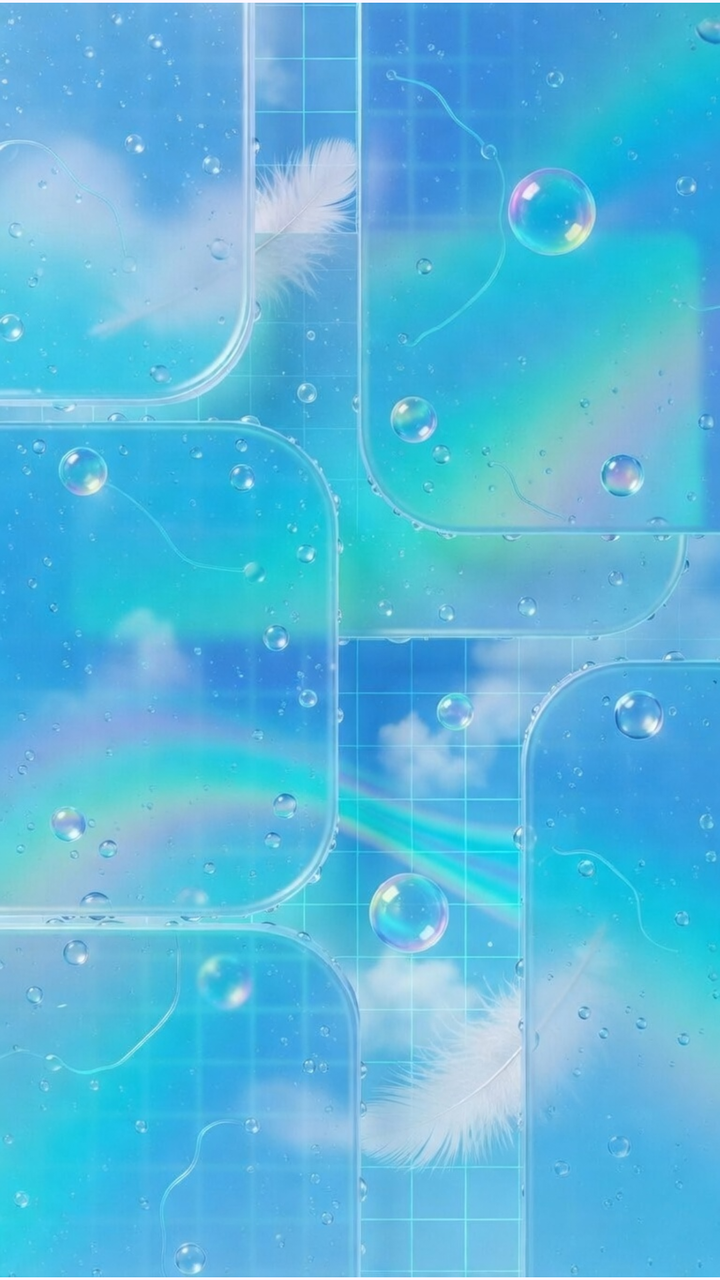
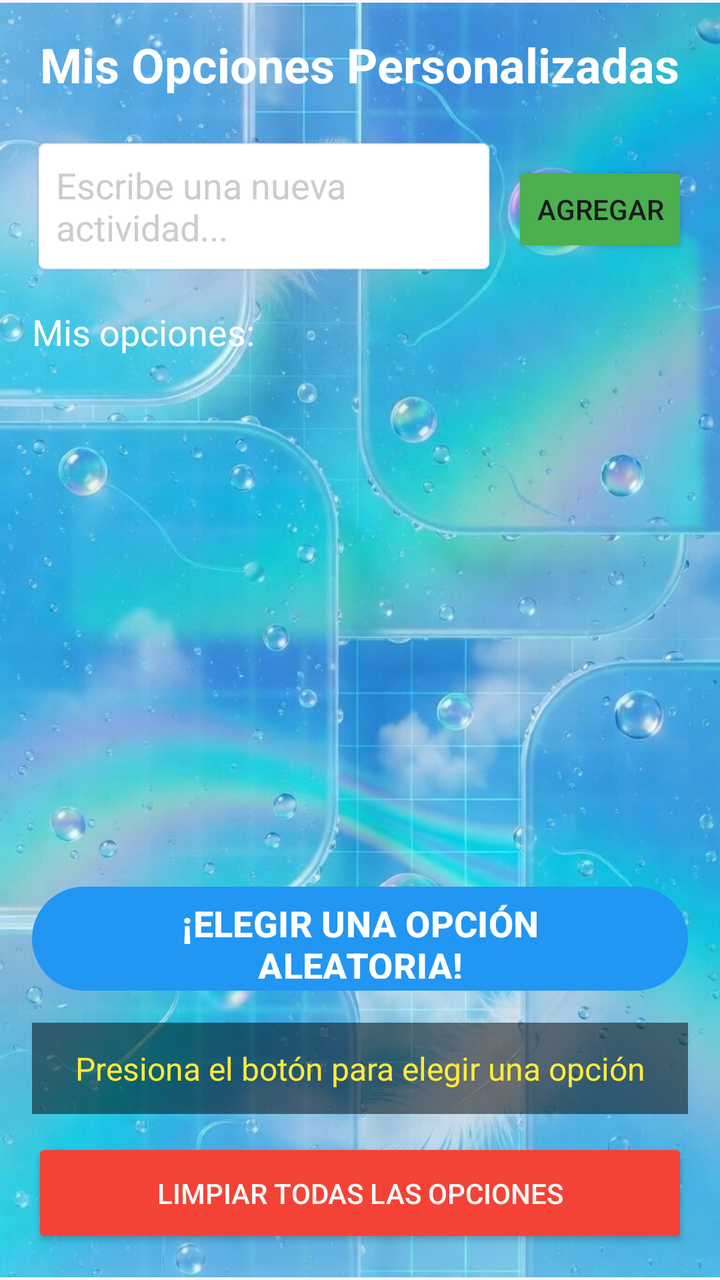

Before-and-after screenshots of an Android layout around one commit, followed by the original layout XML and the change that was made.
<!-- AndroidManifest.xml: application theme Theme.QueHacemosHoy -->
<!-- res/layout/activity_customiceoptions.xml -->
<?xml version="1.0" encoding="utf-8"?>
<androidx.constraintlayout.widget.ConstraintLayout xmlns:android="http://schemas.android.com/apk/res/android"
    xmlns:app="http://schemas.android.com/apk/res-auto"
    xmlns:tools="http://schemas.android.com/tools"
    android:id="@+id/main"
    android:layout_width="match_parent"
    android:layout_height="match_parent"
    tools:context=".customiceoptions">

    <ImageView
        android:id="@+id/fondo"
        android:layout_width="match_parent"
        android:layout_height="match_parent"
        app:srcCompat="@drawable/ic_register_background"
        tools:layout_editor_absoluteX="0dp"
        tools:layout_editor_absoluteY="33dp" />

</androidx.constraintlayout.widget.ConstraintLayout>
<!-- resources referenced by this layout -->
<resources>
  <!-- drawable ic_register_background: jpg bitmap (drawable, 222380 bytes) -->
  <style name="Theme.QueHacemosHoy" parent="Base.Theme.QueHacemosHoy" />
  <style name="Base.Theme.QueHacemosHoy" parent="Theme.Material3.DayNight.NoActionBar">
          
          
      </style>
</resources>

<!-- the commit's change to res/layout/activity_customiceoptions.xml (unified diff, before → after) -->
@@ -15,4 +15,102 @@
         tools:layout_editor_absoluteX="0dp"
         tools:layout_editor_absoluteY="33dp" />
 
+    <LinearLayout
+        android:layout_width="match_parent"
+        android:layout_height="match_parent"
+        android:orientation="vertical"
+        android:padding="16dp">
+
+        <TextView
+            android:layout_width="wrap_content"
+            android:layout_height="wrap_content"
+            android:text="Mis Opciones Personalizadas"
+            android:textColor="#FFFFFF"
+            android:textSize="24sp"
+            android:textStyle="bold"
+            android:layout_marginBottom="20dp"
+            android:layout_gravity="center"/>
+
+        <LinearLayout
+            android:layout_width="match_parent"
+            android:layout_height="wrap_content"
+            android:orientation="horizontal"
+            android:layout_marginBottom="16dp">
+
+            <EditText
+                android:id="@+id/etNewOption"
+                android:layout_width="0dp"
+                android:layout_height="wrap_content"
+                android:layout_weight="1"
+                android:hint="Escribe una nueva actividad..."
+                android:textColorHint="#CCCCCC"
+                android:textColor="#FFFFFF"
+                android:background="@android:drawable/editbox_background"
+                android:padding="12dp"
+                android:layout_marginEnd="8dp"/>
+
+            <Button
+                android:id="@+id/btnAdd"
+                android:layout_width="wrap_content"
+                android:layout_height="wrap_content"
+                android:text="Agregar"
+                android:backgroundTint="#4CAF50"/>
+        </LinearLayout>
+
+        <TextView
+            android:layout_width="wrap_content"
+            android:layout_height="wrap_content"
+            android:text="Mis opciones:"
+            android:textColor="#FFFFFF"
+            android:textSize="18sp"
+            android:layout_marginBottom="8dp"/>
+
+        <ScrollView
+            android:layout_width="match_parent"
+            android:layout_height="0dp"
+            android:layout_weight="1"
+            android:layout_marginBottom="16dp">
+
+            <LinearLayout
+                android:id="@+id/containerOptions"
+                android:layout_width="match_parent"
+                android:layout_height="wrap_content"
+                android:orientation="vertical" />
+
+        </ScrollView>
+
+        <com.google.android.material.button.MaterialButton
+            android:id="@+id/btnChooseRandom"
+            android:layout_width="match_parent"
+            android:layout_height="60dp"
+            android:text="¡ELEGIR UNA OPCIÓN ALEATORIA!"
+            android:textColor="@android:color/white"
+            android:textSize="18sp"
+            android:textStyle="bold"
+            app:backgroundTint="#2196F3"
+            app:cornerRadius="28dp"
+            android:layout_marginBottom="12dp"/>
+
+        <TextView
+            android:id="@+id/tvSelectedOption"
+            android:layout_width="match_parent"
+            android:layout_height="wrap_content"
+            android:text="Presiona el botón para elegir una opción"
+            android:textColor="#FFEB3B"
+            android:textSize="16sp"
+            android:gravity="center"
+            android:padding="12dp"
+            android:background="#80000000"
+            android:layout_marginBottom="12dp"/>
+
+        <Button
+            android:id="@+id/btnClearAll"
+            android:layout_width="match_parent"
+            android:layout_height="55dp"
+            android:text="Limpiar todas las opciones"
+            android:backgroundTint="#F44336"
+            android:textColor="#FFFFFF"/>
+
+    </LinearLayout>
+
 </androidx.constraintlayout.widget.ConstraintLayout>
